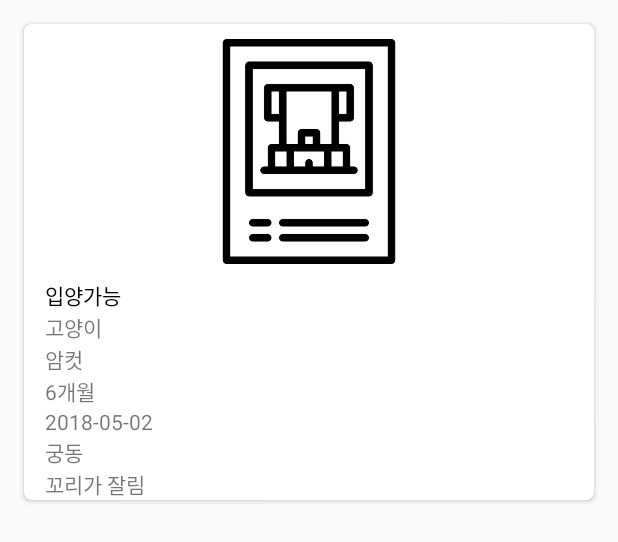
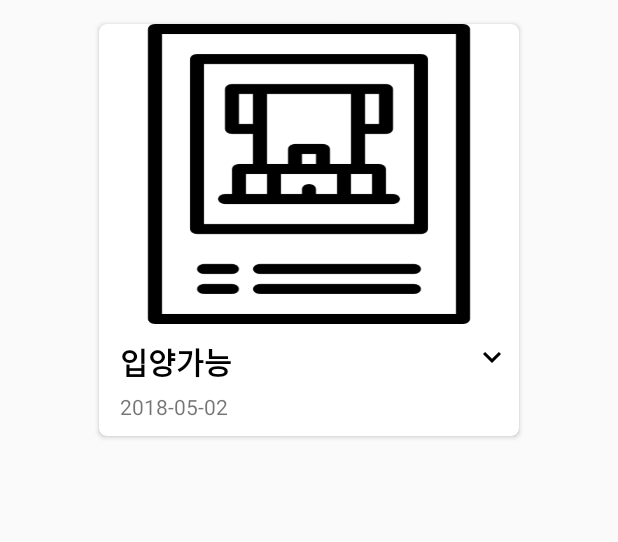
Before and after one commit to JeRuri/DaejeonInfo, an Android app: the layout pet_item.xml on its own in the app's theme, with its tools: preview values and no code run, on a phone screen of 412 x 824 dp. Shown: the top 542 px of the screen. Run offline under Robolectric (Android 15) with nearby library versions, the phone set to English and light mode, and no system bars.

Commit message:
petActivity modify

```diff
--- a/app/build.gradle
+++ b/app/build.gradle
@@ -16,7 +16,7 @@ android {
             proguardFiles getDefaultProguardFile('proguard-android.txt'), 'proguard-rules.pro'
         }
     }
-}
+
 
     dependencies {
         implementation fileTree(include: ['*.jar'], dir: 'libs')
@@ -35,4 +35,6 @@ dependencies {
         annotationProcessor 'com.github.bumptech.glide:compiler:4.7.1'
         implementation 'com.pm10:indicator:1.0.2'
         implementation 'com.android.support:cardview-v7:27.1.1'
+        implementation 'com.andkulikov:transitionseverywhere:1.8.0'
     }
+}
--- a/app/src/main/res/layout/activity_main.xml
+++ b/app/src/main/res/layout/activity_main.xml
@@ -11,13 +11,14 @@
     <android.support.v4.view.ViewPager
         android:id="@+id/viewPager"
         android:layout_width="match_parent"
-        android:layout_height="150dp" />
+        android:layout_height="150dp"/>
 
     <com.pm10.library.CircleIndicator
         android:id="@+id/circle_indicator"
         android:layout_width="wrap_content"
         android:layout_height="wrap_content"
         android:layout_gravity="center"
+        android:layout_marginBottom="10dp"
         app:p_gap="4dp"
         app:p_radius="4dp"
         app:p_strokeWidth="1dp"
--- a/app/src/main/res/layout/pet_item.xml
+++ b/app/src/main/res/layout/pet_item.xml
@@ -8,25 +8,26 @@
 
 
     <android.support.v7.widget.CardView
-        android:layout_width="match_parent"
+        android:layout_width="280dp"
         android:layout_height="wrap_content"
+        android:layout_gravity="center"
         android:layout_margin="16dp"
         android:elevation="8dp"
         card_view:cardCornerRadius="5dp">
 
         <LinearLayout
             android:layout_width="match_parent"
-            android:layout_height="match_parent"
+            android:layout_height="wrap_content"
             android:animateLayoutChanges="true"
             android:orientation="vertical">
 
             <android.support.v7.widget.AppCompatImageView
                 android:id="@+id/imgPET"
                 android:layout_width="match_parent"
-                android:layout_height="150dp"
+                android:layout_height="200dp"
                 android:layout_gravity="center"
-                android:layout_marginTop="10dp"
                 android:adjustViewBounds="true"
+                android:scaleType="fitXY"
                 tools:src="@drawable/animal" />
 
             <LinearLayout
@@ -34,31 +35,57 @@
                 android:layout_height="wrap_content"
                 android:orientation="vertical">
 
+                <LinearLayout
+                    android:orientation="horizontal"
+                    android:layout_width="match_parent"
+                    android:layout_height="wrap_content">
+
                 <TextView
                     android:id="@+id/adoptionStatus"
+                    android:layout_width="150dp"
+                    android:layout_height="wrap_content"
+                    android:paddingLeft="14dp"
+                    android:paddingTop="10dp"
+                    android:paddingBottom="5dp"
+                    android:textColor="#000"
+                    android:textStyle="bold"
+                    android:textSize="20dp"
+                    tools:text="입양가능" />
+
+                    <ImageView
+                        android:id="@+id/expandBtn"
+                        android:paddingLeft="100dp"
+                        android:paddingTop="10dp"
+                        android:adjustViewBounds="true"
+                        android:layout_width="wrap_content"
+                        android:layout_height="wrap_content"
+                        android:src="@drawable/ic_expand_more_black_24dp"/>
+
+                </LinearLayout>
+
+                <TextView
+                    android:id="@+id/date"
                     android:layout_width="match_parent"
                     android:layout_height="wrap_content"
                     android:paddingLeft="14dp"
-                    android:paddingTop="10dp"
-                    android:textColor="#000"
-                    tools:text="입양가능" />
+                    android:paddingBottom="10dp"
+                    android:textSize="14dp"
+                    tools:text="2018-05-02" />
 
-                <TextView
-                    android:id="@+id/classification"
-                    android:layout_width="match_parent"
-                    android:layout_height="wrap_content"
-                    android:paddingLeft="14dp"
-                    tools:text="고양이" />
             </LinearLayout>
 
             <LinearLayout
                 android:id="@+id/lin_expandview"
                 android:visibility="gone"
-                tools:visibility="visible"
                 android:layout_width="match_parent"
                 android:layout_height="wrap_content"
                 android:orientation="vertical">
-
+                <TextView
+                    android:id="@+id/location"
+                    android:layout_width="match_parent"
+                    android:layout_height="wrap_content"
+                    android:paddingLeft="14dp"
+                    tools:text="궁동" />
                 <TextView
                     android:id="@+id/gender"
                     android:layout_width="match_parent"
@@ -74,24 +101,11 @@
                     tools:text="6개월" />
 
                 <TextView
-                    android:id="@+id/date"
-                    android:layout_width="match_parent"
-                    android:layout_height="wrap_content"
-                    android:paddingLeft="14dp"
-                    tools:text="2018-05-02" />
-
-                <TextView
-                    android:id="@+id/location"
-                    android:layout_width="match_parent"
-                    android:layout_height="wrap_content"
-                    android:paddingLeft="14dp"
-                    tools:text="궁동" />
-
-                <TextView
                     android:id="@+id/memo"
                     android:layout_width="match_parent"
                     android:layout_height="wrap_content"
                     android:paddingLeft="14dp"
+                    android:paddingBottom="8dp"
                     tools:text="꼬리가 잘림" />
             </LinearLayout>
         </LinearLayout>
--- a/app/src/main/res/values/styles.xml
+++ b/app/src/main/res/values/styles.xml
@@ -3,7 +3,7 @@
     <!-- Base application theme. -->
     <style name="AppTheme" parent="Theme.AppCompat.Light.DarkActionBar">
         <!-- Customize your theme here. -->
-        <item name="colorPrimary">@color/colorPrimary</item>
+        <item name="colorPrimary">@android:color/holo_green_dark</item>
         <item name="colorPrimaryDark">@android:color/holo_green_dark</item>
         <item name="colorAccent">@android:color/darker_gray</item>
     </style>
```
Also changed, not shown: app/src/main/java/com/abs2432gmail/daejeoninfo/fragment/PetFragment.java (+39 -38 lines). Lines whose indentation alone changed are shown as unchanged.
